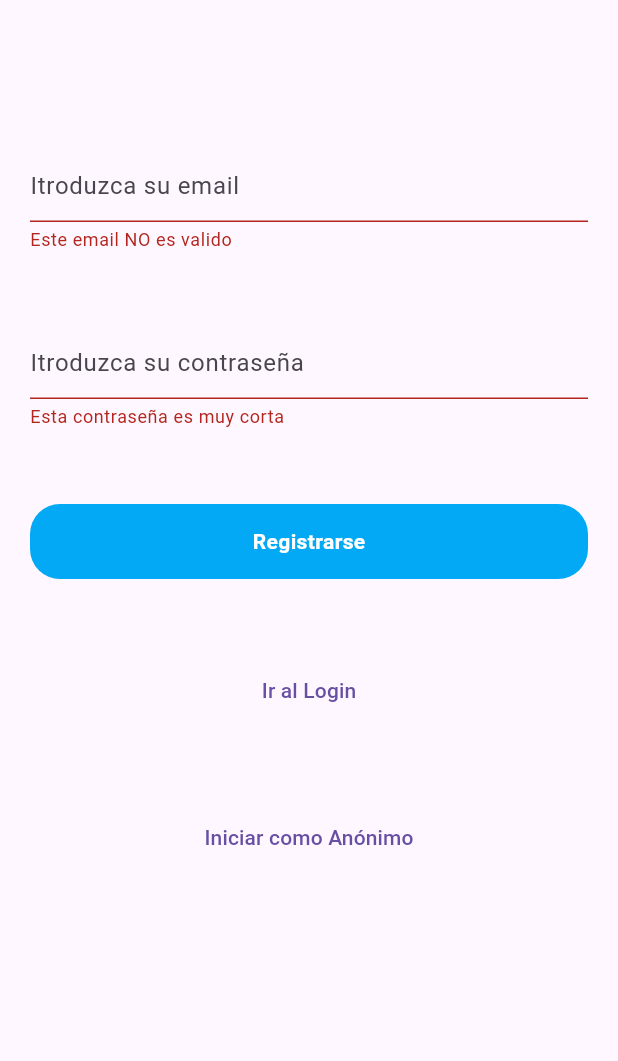
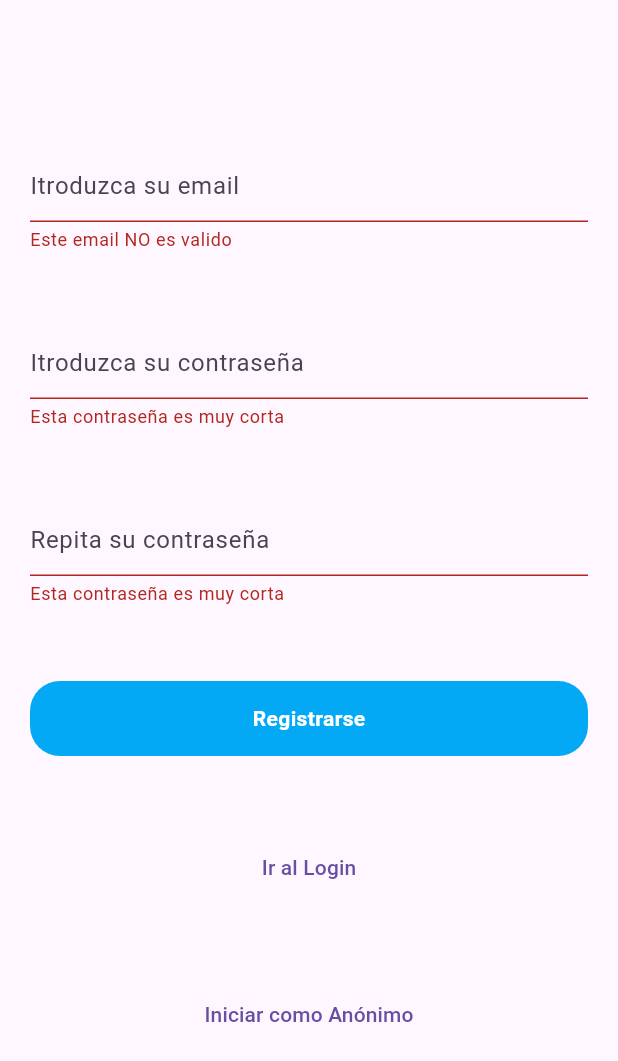
Before and after one commit to KC-FAM-Futurs-Flutter/auth_module, a Flutter app: the RegisterPage screen opened by its route, after a tap on "Registrarse", on a phone screen of 412 x 824 dp. Shown: the top 1061 px of the screen. Run offline on Flutter 3.47's test engine with Material 3 defaults, Android fonts, the phone set to English and light mode, and no system bars; our stand-ins replace firebase_auth, firebase_core, flutter_bloc, freezed_annotation, get_it, go_router; accounts and stored records are empty.

Commit message:
change state

```diff
--- a/lib/auth/ui/widgets/register_email_form_widget.dart
+++ b/lib/auth/ui/widgets/register_email_form_widget.dart
@@ -1,7 +1,9 @@
 import 'package:auth_module/auth/ui/helpers/validators_form.dart';
 import 'package:auth_module/core/locator/locator.dart';
 import 'package:auth_module/start/cubits/start_app/start_app_cubit.dart';
+import 'package:auth_module/start/cubits/start_app/start_app_state.dart';
 import 'package:flutter/material.dart';
+import 'package:flutter_bloc/flutter_bloc.dart';
 
 class RegisterEmailFormWidget extends StatelessWidget {
   RegisterEmailFormWidget({super.key});
@@ -12,8 +14,19 @@ class RegisterEmailFormWidget extends StatelessWidget {
   Widget build(BuildContext context) {
     TextEditingController emailController = TextEditingController();
     TextEditingController passWordController = TextEditingController();
+    TextEditingController repitPassWordController = TextEditingController();
     ValidatorsForm validatorsForm = ValidatorsForm();
 
+    return BlocListener<StartAppCubit, StartAppState>(
+      bloc: locator<StartAppCubit>(),
+      listener: (context, state) {
+        ScaffoldMessenger.of(
+          context,
+        ).showSnackBar(SnackBar(content: Text(state.firebaseError ?? '')));
+      },
+      child: BlocBuilder<StartAppCubit, StartAppState>(
+        bloc: locator<StartAppCubit>(),
+        builder: (context, state) {
           return Form(
             key: _formKey,
             child: Column(
@@ -30,17 +43,39 @@ class RegisterEmailFormWidget extends StatelessWidget {
                 TextFormField(
                   validator: validatorsForm.isValidPass,
                   controller: passWordController,
-            decoration: InputDecoration(hintText: "Itroduzca su contraseña"),
+                  decoration: InputDecoration(
+                    hintText: "Itroduzca su contraseña",
+                  ),
                 ),
                 SizedBox(height: 50),
-          GestureDetector(
+                TextFormField(
+                  validator: validatorsForm.isValidPass,
+                  controller: repitPassWordController,
+                  decoration: InputDecoration(hintText: "Repita su contraseña"),
+                ),
+                SizedBox(height: 50),
+                (state.chargeState == ChargeState.loading)
+                    ? CircularProgressIndicator()
+                    : GestureDetector(
                         onTap: () {
                           if (_formKey.currentState!.validate()) {
                             print("Este formulario es valido");
-                locator<StartAppCubit>().registerWithEmailAndPassword(
+                            if (passWordController.value ==
+                                repitPassWordController.value) {
+                              locator<StartAppCubit>()
+                                  .registerWithEmailAndPassword(
                                     email: emailController.text,
                                     password: passWordController.text,
                                   );
+                            } else {
+                              ScaffoldMessenger.of(context).showSnackBar(
+                                SnackBar(
+                                  content: Text(
+                                    "Las contraseñas NO son iguales",
+                                  ),
+                                ),
+                              );
+                            }
                           } else {
                             print("Este formulario NO es valido");
                           }
@@ -66,5 +101,8 @@ class RegisterEmailFormWidget extends StatelessWidget {
               ],
             ),
           );
+        },
+      ),
+    );
   }
 }
--- a/lib/start/cubits/start_app/start_app_cubit.dart
+++ b/lib/start/cubits/start_app/start_app_cubit.dart
@@ -28,12 +28,14 @@ class StartAppCubit extends Cubit<StartAppState> {
     required String email,
     required String password,
   }) async {
+    emit(state.copyWith(chargeState: ChargeState.loading));
     AuthResponse myResponse = await AuthFirebaseRepository()
         .loginWithEmailAndPassword(email: email, password: password);
     emit(
       state.copyWith(
         isLoged: myResponse.isLogged,
         firebaseError: myResponse.firebaseError,
+        chargeState: ChargeState.initial,
       ),
     );
   }
@@ -42,10 +44,12 @@ class StartAppCubit extends Cubit<StartAppState> {
     required String email,
     required String password,
   }) async {
+    emit(state.copyWith(chargeState: ChargeState.loading));
     AuthResponse myResponse = await AuthFirebaseRepository()
         .registerWithEmailAndPassword(email: email, password: password);
     emit(
       state.copyWith(
+        chargeState: ChargeState.initial,
         isLoged: myResponse.isLogged,
         firebaseError: myResponse.firebaseError,
       ),
--- a/lib/start/cubits/start_app/start_app_state.dart
+++ b/lib/start/cubits/start_app/start_app_state.dart
@@ -1,11 +1,14 @@
 import 'package:freezed_annotation/freezed_annotation.dart';
 
 part 'start_app_state.freezed.dart';
+
+enum ChargeState { initial, loading, success, error }
 
 @freezed
 abstract class StartAppState with _$StartAppState {
   const factory StartAppState({
     @Default(null) bool? isLoged,
     @Default(null) String? firebaseError,
+    @Default(ChargeState.initial) ChargeState chargeState,
   }) = _StartAppState;
 }
```
Also changed, not shown: lib/auth/ui/widgets/login_email_form_widget.dart (+23 -2 lines), lib/start/cubits/start_app/start_app_state.freezed.dart. Lines whose indentation alone changed are shown as unchanged.
